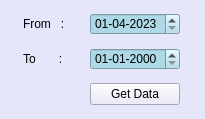
Old version of the form Resources/Ui/DateFilter.ui in the repository Darshitjivani/MBAS.
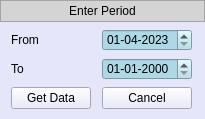
New version of the form.

```diff
--- a/Resources/Ui/DateFilter.ui
+++ b/Resources/Ui/DateFilter.ui
@@ -14,7 +14,7 @@
    <string>MainWindow</string>
   </property>
   <widget class="QWidget" name="centralwidget">
-   <layout class="QGridLayout" name="gridLayout">
+   <layout class="QGridLayout" name="gridLayout_2">
     <property name="leftMargin">
      <number>0</number>
     </property>
@@ -31,6 +31,60 @@
      <number>0</number>
     </property>
     <item row="0" column="0">
+     <widget class="QFrame" name="fheader">
+      <property name="minimumSize">
+       <size>
+        <width>0</width>
+        <height>22</height>
+       </size>
+      </property>
+      <property name="maximumSize">
+       <size>
+        <width>16777215</width>
+        <height>22</height>
+       </size>
+      </property>
+      <property name="styleSheet">
+       <string notr="true">background-color: rgb(212, 212, 212);
+font: 63 11pt &quot;Segoe UI Semibold&quot;;
+color:#000000</string>
+      </property>
+      <property name="frameShape">
+       <enum>QFrame::StyledPanel</enum>
+      </property>
+      <property name="frameShadow">
+       <enum>QFrame::Raised</enum>
+      </property>
+      <layout class="QGridLayout" name="gridLayout_3">
+       <property name="leftMargin">
+        <number>0</number>
+       </property>
+       <property name="topMargin">
+        <number>0</number>
+       </property>
+       <property name="rightMargin">
+        <number>0</number>
+       </property>
+       <property name="bottomMargin">
+        <number>0</number>
+       </property>
+       <property name="spacing">
+        <number>0</number>
+       </property>
+       <item row="0" column="0">
+        <widget class="QLabel" name="label_3">
+         <property name="text">
+          <string>Enter Period</string>
+         </property>
+         <property name="alignment">
+          <set>Qt::AlignCenter</set>
+         </property>
+        </widget>
+       </item>
+      </layout>
+     </widget>
+    </item>
+    <item row="1" column="0">
      <widget class="QWidget" name="widget" native="true">
       <property name="styleSheet">
        <string notr="true">QWidget{
@@ -44,15 +98,15 @@
   border: 0px solid ;
 }</string>
       </property>
-      <layout class="QGridLayout" name="gridLayout_2">
+      <layout class="QGridLayout" name="gridLayout">
        <property name="leftMargin">
-        <number>6</number>
+        <number>0</number>
        </property>
        <property name="topMargin">
         <number>0</number>
        </property>
        <property name="rightMargin">
-        <number>6</number>
+        <number>0</number>
        </property>
        <property name="bottomMargin">
         <number>0</number>
@@ -60,16 +114,37 @@
        <property name="spacing">
         <number>0</number>
        </property>
-       <item row="0" column="0">
-        <widget class="QLabel" name="label">
+       <item row="1" column="0">
+        <widget class="QLabel" name="label_2">
+         <property name="text">
+          <string>To       </string>
+         </property>
+        </widget>
+       </item>
+       <item row="1" column="1">
+        <widget class="QDateEdit" name="deTo">
          <property name="maximumSize">
           <size>
-           <width>50</width>
+           <width>90</width>
            <height>16777215</height>
           </size>
          </property>
-         <property name="text">
-          <string>From   :</string>
+         <property name="styleSheet">
+          <string notr="true">QDateEdit{
+background-color: rgb(173, 216, 230);
+}
+
+QDateEdit::hover{
+background-color:rgb(173, 216, 230);
+color:#000000
+border: none;
+}</string>
+         </property>
+         <property name="displayFormat">
+          <string>dd-MM-yyyy</string>
+         </property>
+         <property name="calendarPopup">
+          <bool>false</bool>
          </property>
         </widget>
        </item>
@@ -96,41 +171,20 @@
          </property>
         </widget>
        </item>
-       <item row="1" column="0">
-        <widget class="QLabel" name="label_2">
-         <property name="text">
-          <string>To       :</string>
-         </property>
-        </widget>
-       </item>
-       <item row="1" column="1">
-        <widget class="QDateEdit" name="deTo">
+       <item row="0" column="0">
+        <widget class="QLabel" name="label">
          <property name="maximumSize">
           <size>
-           <width>90</width>
+           <width>50</width>
            <height>16777215</height>
           </size>
          </property>
-         <property name="styleSheet">
-          <string notr="true">QDateEdit{
-background-color: rgb(173, 216, 230);
-}
-
-QDateEdit::hover{
-background-color:rgb(173, 216, 230);
-color:#000000
-border: none;
-}</string>
-         </property>
-         <property name="displayFormat">
-          <string>dd-MM-yyyy</string>
-         </property>
-         <property name="calendarPopup">
-          <bool>false</bool>
+         <property name="text">
+          <string>From   </string>
          </property>
         </widget>
        </item>
-       <item row="2" column="1">
+       <item row="2" column="0">
         <widget class="QPushButton" name="pbGetData">
          <property name="text">
           <string>Get Data</string>
@@ -140,6 +194,16 @@
          </property>
         </widget>
        </item>
+       <item row="2" column="1">
+        <widget class="QPushButton" name="pbCancel">
+         <property name="text">
+          <string>Cancel</string>
+         </property>
+         <property name="shortcut">
+          <string>Esc</string>
+         </property>
+        </widget>
+       </item>
       </layout>
      </widget>
     </item>
```
